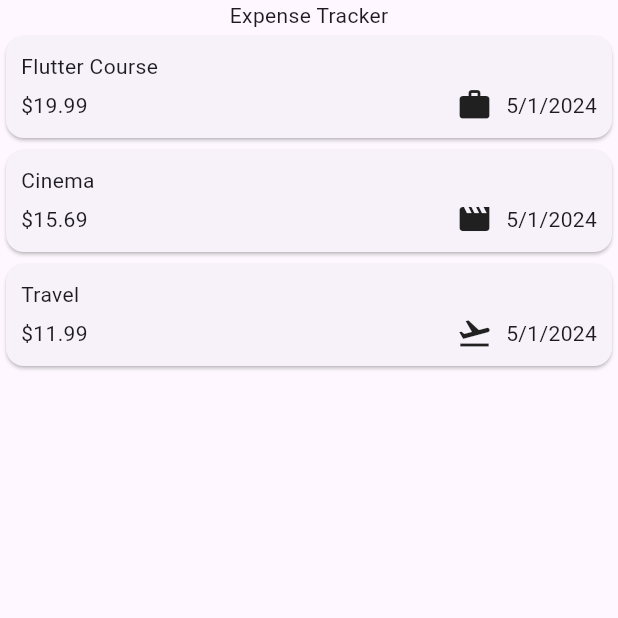
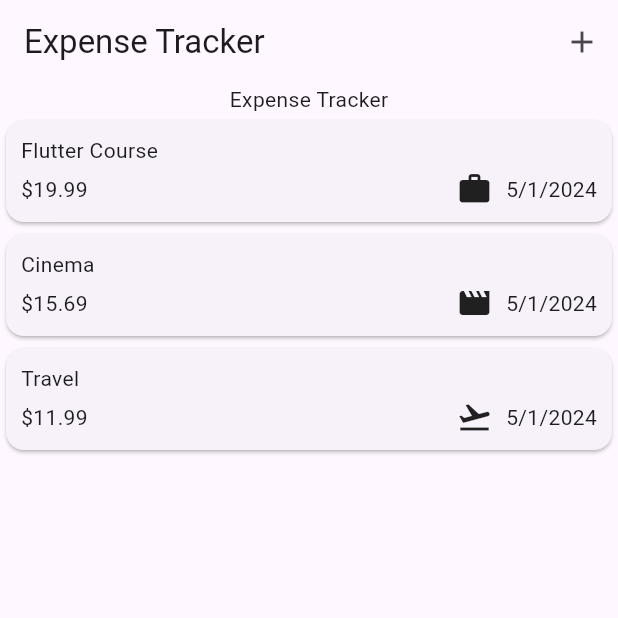
Before and after one commit to kapdroid/expense_tracker, a Flutter app: the screen it shows after launch, on a phone screen of 412 x 824 dp, the top half of it. Run offline on Flutter 3.47's test engine with Material 3 defaults, Android fonts, the phone set to English and light mode, and no system bars; missing offline and left inert: dart:ffi.

Commit message:
topic: add title and appbar

```diff
--- a/lib/widgets/expense.dart
+++ b/lib/widgets/expense.dart
@@ -30,14 +30,21 @@ class _ExpenseState extends State<Expenses> {
   ];
   @override
   Widget build(BuildContext context) {
-    return MaterialApp(
-      home: Scaffold(
-          body: Column(
-        children: [
-          const Text("Expense Tracker"),
-          ExpenseList(_registeredExpenses)
-        ],
-      )),
-    );
+    return Scaffold(
+        appBar: AppBar(
+          title: const Text("Expense Tracker"),
+          actions: [
+            IconButton(
+              onPressed: () {},
+              icon: const Icon(Icons.add),
+            )
+          ],
+        ),
+        body: Column(
+          children: [
+            const Text("Expense Tracker"),
+            ExpenseList(_registeredExpenses)
+          ],
+        ));
   }
 }
```
Also changed, not shown: lib/main.dart (+5 -2 lines).
